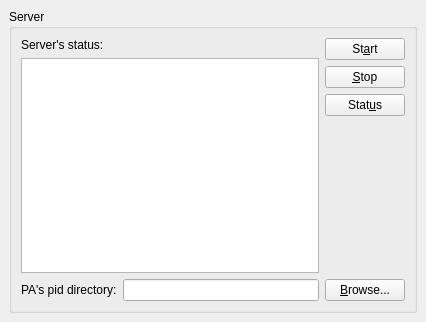
Qt form PAConsole/res/wgServer.ui (AnarManafov/PoD) before a commit.
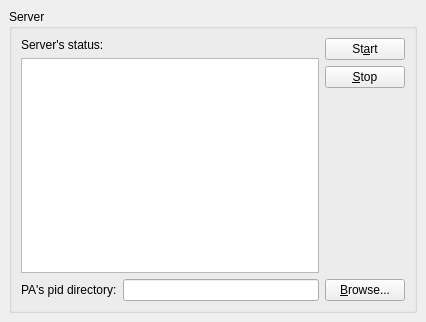
The same form after that commit.

Commit message: PAConsole: adjusted layout of controls

```diff
--- a/PAConsole/res/wgServer.ui
+++ b/PAConsole/res/wgServer.ui
@@ -31,20 +31,7 @@
       <property name="spacing" >
        <number>6</number>
       </property>
-      <item row="1" column="2" >
-       <spacer>
-        <property name="orientation" >
-         <enum>Qt::Vertical</enum>
-        </property>
-        <property name="sizeHint" stdset="0" >
-         <size>
-          <width>20</width>
-          <height>91</height>
-         </size>
-        </property>
-       </spacer>
-      </item>
-      <item row="0" column="2" >
+      <item row="0" column="0" >
        <layout class="QGridLayout" >
         <property name="margin" >
          <number>0</number>
@@ -53,43 +40,21 @@
          <number>6</number>
         </property>
         <item row="1" column="0" >
-         <widget class="QPushButton" name="btnStopServer" >
-          <property name="text" >
-           <string>&amp;Stop</string>
+         <layout class="QHBoxLayout" >
+          <property name="margin" >
+           <number>0</number>
           </property>
-         </widget>
-        </item>
-        <item row="2" column="0" >
-         <widget class="QPushButton" name="btnStatusServer" >
-          <property name="text" >
-           <string>Stat&amp;us</string>
+          <property name="spacing" >
+           <number>6</number>
           </property>
-         </widget>
-        </item>
-        <item row="0" column="0" >
-         <widget class="QPushButton" name="btnStartServer" >
-          <property name="text" >
-           <string>St&amp;art</string>
-          </property>
-         </widget>
-        </item>
-       </layout>
-      </item>
-      <item row="2" column="0" >
+          <item>
        <widget class="QLabel" name="label_3" >
         <property name="text" >
          <string>PA's pid directory:</string>
         </property>
        </widget>
       </item>
-      <item row="2" column="2" >
-       <widget class="QPushButton" name="btnBrowsePIDDir" >
-        <property name="text" >
-         <string>&amp;Browse...</string>
-        </property>
-       </widget>
-      </item>
-      <item row="2" column="1" >
+          <item>
        <widget class="QLineEdit" name="edtPIDDir" >
         <property name="text" >
          <string/>
@@ -99,18 +64,37 @@
         </property>
        </widget>
       </item>
-      <item rowspan="2" row="0" column="0" colspan="2" >
-       <layout class="QGridLayout" >
-        <property name="margin" >
-         <number>0</number>
-        </property>
-        <property name="spacing" >
-         <number>6</number>
-        </property>
+          <item>
+           <widget class="QPushButton" name="btnBrowsePIDDir" >
+            <property name="text" >
+             <string>&amp;Browse...</string>
+            </property>
+           </widget>
+          </item>
+         </layout>
+        </item>
         <item row="0" column="0" >
+         <layout class="QHBoxLayout" >
+          <property name="margin" >
+           <number>0</number>
+          </property>
+          <property name="spacing" >
+           <number>6</number>
+          </property>
+          <item>
+           <layout class="QVBoxLayout" >
+            <property name="margin" >
+             <number>0</number>
+            </property>
+            <property name="spacing" >
+             <number>6</number>
+            </property>
+            <item>
          <widget class="QLabel" name="label" >
           <property name="sizePolicy" >
-           <sizepolicy vsizetype="Fixed" hsizetype="Fixed" >
+               <sizepolicy>
+                <hsizetype>0</hsizetype>
+                <vsizetype>0</vsizetype>
             <horstretch>0</horstretch>
             <verstretch>0</verstretch>
            </sizepolicy>
@@ -120,7 +104,7 @@
           </property>
          </widget>
         </item>
-        <item row="1" column="0" >
+            <item>
          <widget class="QTextEdit" name="edtServerInfo" >
           <property name="acceptDrops" >
            <bool>false</bool>
@@ -132,6 +116,57 @@
            <bool>true</bool>
           </property>
          </widget>
+            </item>
+           </layout>
+          </item>
+          <item>
+           <layout class="QVBoxLayout" >
+            <property name="margin" >
+             <number>0</number>
+            </property>
+            <property name="spacing" >
+             <number>6</number>
+            </property>
+            <item>
+             <layout class="QVBoxLayout" >
+              <property name="margin" >
+               <number>0</number>
+              </property>
+              <property name="spacing" >
+               <number>6</number>
+              </property>
+              <item>
+               <widget class="QPushButton" name="btnStartServer" >
+                <property name="text" >
+                 <string>St&amp;art</string>
+                </property>
+               </widget>
+              </item>
+              <item>
+               <widget class="QPushButton" name="btnStopServer" >
+                <property name="text" >
+                 <string>&amp;Stop</string>
+                </property>
+               </widget>
+              </item>
+             </layout>
+            </item>
+            <item>
+             <spacer>
+              <property name="orientation" >
+               <enum>Qt::Vertical</enum>
+              </property>
+              <property name="sizeHint" >
+               <size>
+                <width>20</width>
+                <height>40</height>
+               </size>
+              </property>
+             </spacer>
+            </item>
+           </layout>
+          </item>
+         </layout>
         </item>
        </layout>
       </item>
```
Lines whose indentation alone changed are shown as unchanged. The commit also changes 1 other file.
